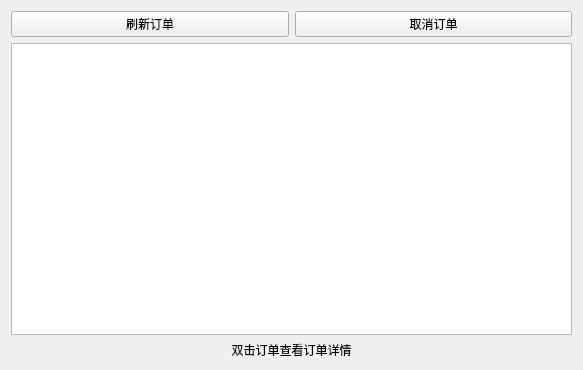
The window that FlightTicketClient/pages/OrdersPage/OrdersPage.ui (n-ss1m-1/FlightTicketSystem) describes before a commit, drawn with Qt 5.
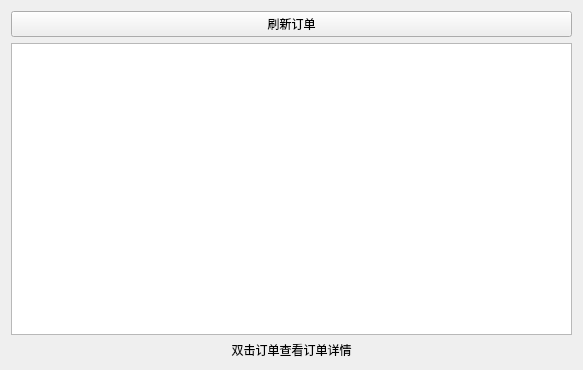
The same window after the commit.

Commit message: 将取消订单功能从订单页面移至订单详情页面

What changed in the file:
```diff
--- a/FlightTicketClient/pages/OrdersPage/OrdersPage.ui
+++ b/FlightTicketClient/pages/OrdersPage/OrdersPage.ui
@@ -23,13 +23,6 @@
        </property>
       </widget>
      </item>
-     <item>
-      <widget class="QPushButton" name="btnCancel">
-       <property name="text">
-        <string>取消订单</string>
-       </property>
-      </widget>
-     </item>
     </layout>
    </item>
    <item>
```
The commit also changes 5 other files.
